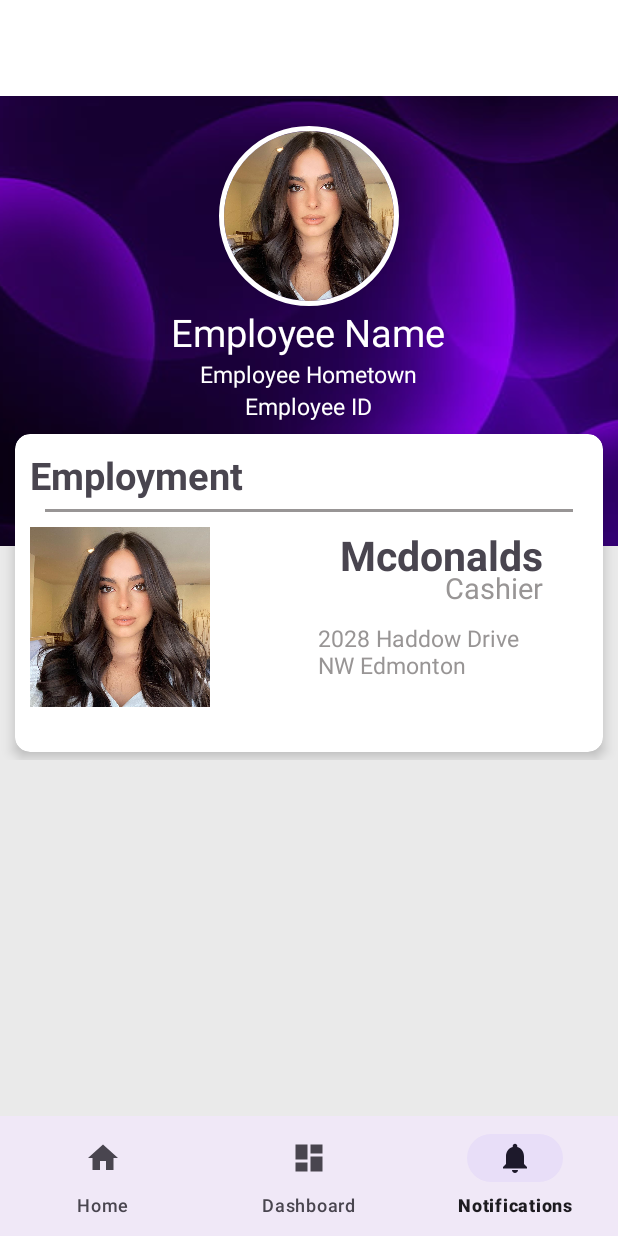
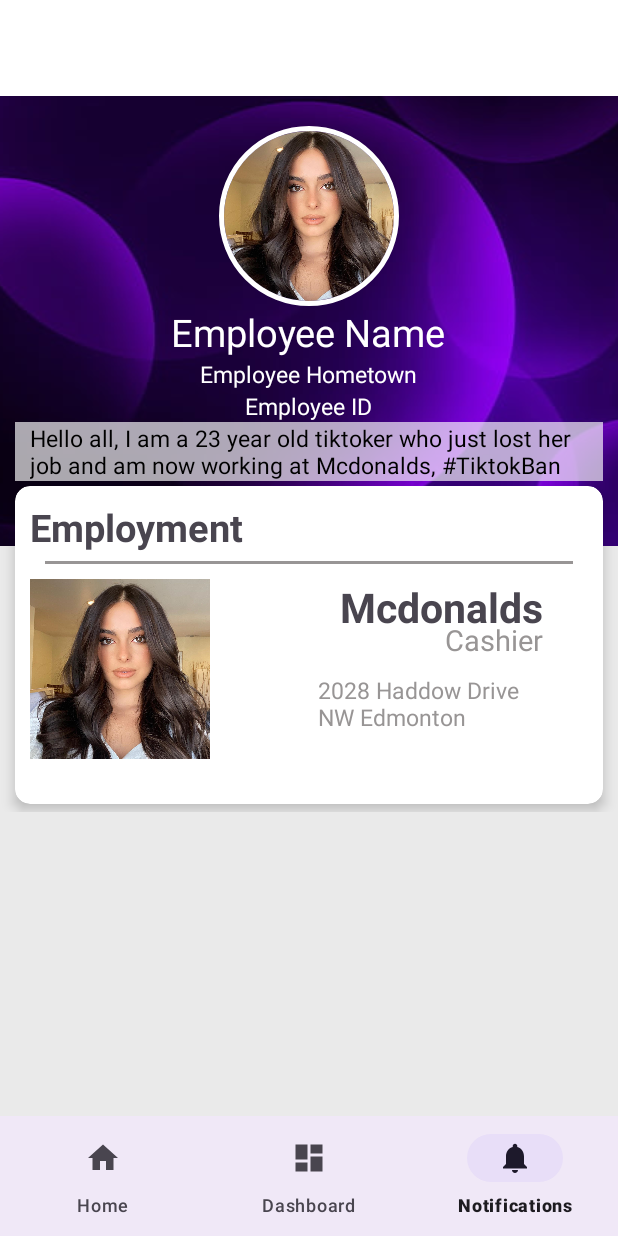
Before and after one commit to ethanman102/ClocKeys, an Android app: the ProfileFragment screen opened through its navigation route, on a phone screen of 412 x 824 dp. Run offline under Robolectric (Android 15) with nearby library versions, the phone set to English and light mode, and no system bars; our stand-ins replace CircleImageView, navigation-ui.

Commit message:
biography addition

```diff
--- a/app/src/main/res/layout/fragment_profile.xml
+++ b/app/src/main/res/layout/fragment_profile.xml
@@ -61,14 +61,27 @@
                     android:textSize="15sp"
                     android:text="Employee ID"
                     android:layout_gravity="center"
-                    android:layout_marginBottom="50dp"
                     ></TextView>
+
+                <TextView
+                    android:layout_width="wrap_content"
+                    android:layout_height="wrap_content"
+                    android:maxLength="120"
+                    android:layout_gravity="center"
+                    android:textSize="15sp"
+                    android:textColor="@color/black"
+                    android:layout_marginStart="10sp"
+                    android:layout_marginEnd="10sp"
+                    android:background="@color/transparent_white"
+                    android:paddingStart="10dp"
+                    android:paddingEnd="10dp"
+                    android:text="Hello all, I am a 23 year old tiktoker who just lost her job and am now working at Mcdonalds, #TiktokBan"></TextView>
             </LinearLayout>
 
             <androidx.cardview.widget.CardView
                 android:layout_width="match_parent"
                 android:layout_height="wrap_content"
-                android:layout_marginTop="225dp"
+                android:layout_marginTop="260dp"
                 app:cardCornerRadius="10dp"
                 android:layout_marginStart="10dp"
                 android:layout_marginEnd="10dp"
--- a/app/src/main/res/values/colors.xml
+++ b/app/src/main/res/values/colors.xml
@@ -12,4 +12,5 @@
     <color name="gray">#989595</color>
     <color name="below_card">#EAEAEA</color>
     <color name="transparent">#00989595</color>
+    <color name="transparent_white">#A8FFFFFF</color>
 </resources>
```
